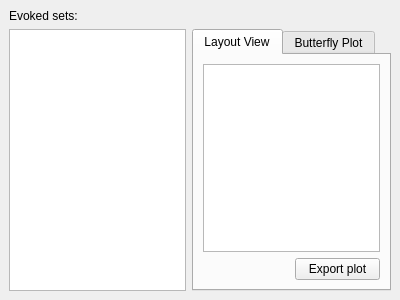
Above: applications/mne_browse_raw_qt/Windows/averagewindow.ui from mne-tools/mne-cpp before the change. Below: the same form after it.
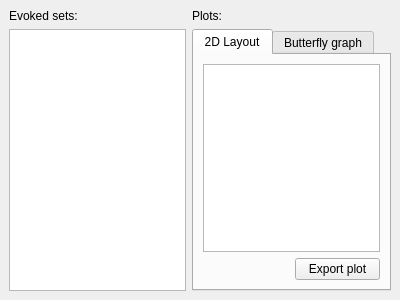
That is the form after the change.

Commit message: - Add butterfly scene and item class - Change ChannelSceneItem to SelectionSceneItem

The edit to the form file:
```diff
--- a/applications/mne_browse_raw_qt/Windows/averagewindow.ui
+++ b/applications/mne_browse_raw_qt/Windows/averagewindow.ui
@@ -32,7 +32,7 @@
       </property>
       <widget class="QWidget" name="tab">
        <attribute name="title">
-        <string>Layout View</string>
+        <string>2D Layout</string>
        </attribute>
        <layout class="QGridLayout" name="gridLayout_2">
         <item row="0" column="0">
@@ -71,7 +71,7 @@
       </widget>
       <widget class="QWidget" name="tab_3">
        <attribute name="title">
-        <string>Butterfly Plot</string>
+        <string>Butterfly graph</string>
        </attribute>
        <layout class="QGridLayout" name="gridLayout_6">
         <item row="0" column="0">
@@ -101,6 +101,13 @@
       </property>
      </widget>
     </item>
+    <item row="0" column="1">
+     <widget class="QLabel" name="label">
+      <property name="text">
+       <string>Plots:</string>
+      </property>
+     </widget>
+    </item>
    </layout>
   </widget>
  </widget>
```
The commit also changes 12 other files.
